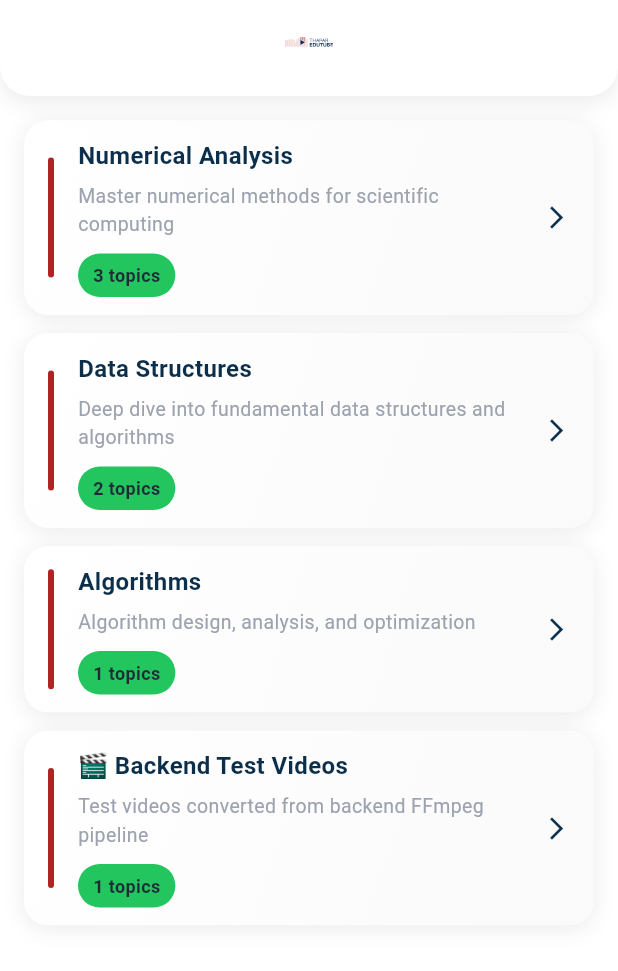
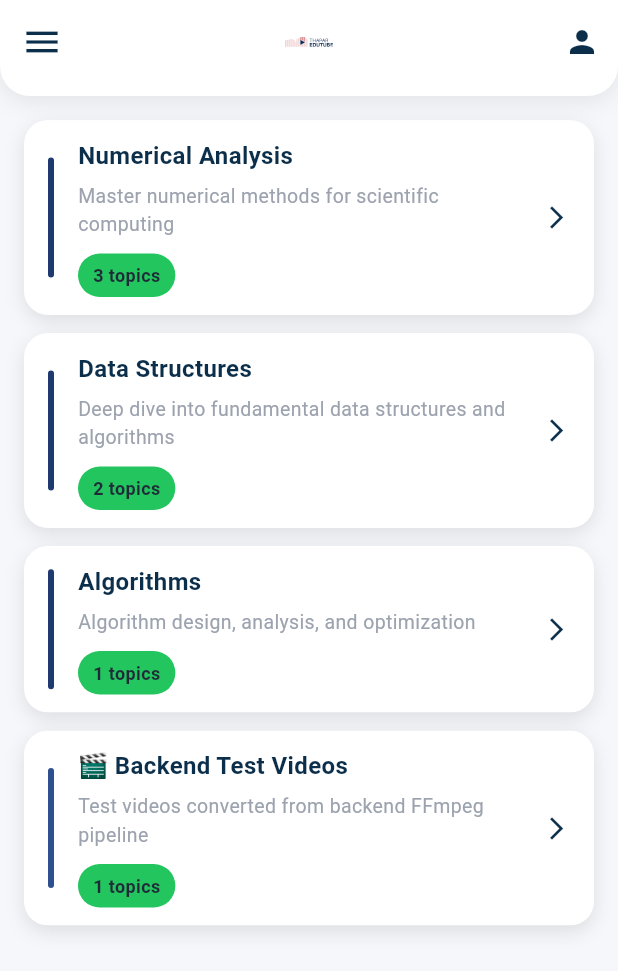
Before and after one commit to anoushkawasthi/EduTube_shorts, a Flutter app: the screen it shows after launch, on a phone screen of 412 x 824 dp. Shown: the top 971 px of the screen. Run offline on Flutter 3.47's test engine with Material 3 defaults, Android fonts, the light colour scheme and no system bars; our stand-ins replace flutter_cache_manager, flutter_svg, video_player.

Commit message:
added icons on home page side bars and account

```diff
--- a/lib/pages/home_page.dart
+++ b/lib/pages/home_page.dart
@@ -11,7 +11,7 @@ class HomePage extends StatelessWidget {
   @override
   Widget build(BuildContext context) {
     return Scaffold(
-      backgroundColor: Colors.white,
+      backgroundColor: const Color(0xFFF5F7FA),
       appBar: PreferredSize(
         preferredSize: const Size.fromHeight(64),
         child: Container(
@@ -33,12 +33,30 @@ class HomePage extends StatelessWidget {
             backgroundColor: Colors.transparent,
             elevation: 0,
             automaticallyImplyLeading: false,
+            leading: IconButton(
+              icon: const Icon(
+                Icons.menu,
+                color: Color(0xFF0B2E4A),
+                size: 28,
+              ),
+              onPressed: () {},
+            ),
             centerTitle: true,
             title: SvgPicture.asset(
               'lib/main-site-logo.svg',
               height: 32,
               width: 32,
             ),
+            actions: [
+              IconButton(
+                icon: const Icon(
+                  Icons.person,
+                  color: Color(0xFF0B2E4A),
+                  size: 24,
+                ),
+                onPressed: () {},
+              ),
+            ],
           ),
         ),
       ),
@@ -137,22 +155,16 @@ class _CourseCardState extends State<CourseCard>
             borderRadius: BorderRadius.circular(16),
             boxShadow: [
               BoxShadow(
-                color: Colors.black.withOpacity(0.08),
-                blurRadius: 12,
-                offset: const Offset(0, 2),
+                color: Colors.black.withOpacity(0.1),
+                blurRadius: 10,
+                offset: const Offset(0, 4),
               ),
             ],
           ),
           child: ClipRRect(
             borderRadius: BorderRadius.circular(16),
             child: Container(
-              decoration: BoxDecoration(
-                gradient: LinearGradient(
-                  colors: [Colors.white, const Color(0xFFFAFAFA)],
-                  begin: Alignment.topLeft,
-                  end: Alignment.bottomRight,
-                ),
-              ),
+              color: Colors.white,
               child: Padding(
                 padding: const EdgeInsets.symmetric(
                   horizontal: 16,
@@ -160,12 +172,12 @@ class _CourseCardState extends State<CourseCard>
                 ),
                 child: Row(
                   children: [
-                    // Left accent bar
+                    // Left accent bar with varied colors
                     Container(
                       width: 4,
                       height: 80,
                       decoration: BoxDecoration(
-                        color: const Color(0xFFB22222),
+                        color: _getAccentColor(widget.courseId),
                         borderRadius: BorderRadius.circular(2),
                       ),
                     ),
@@ -232,4 +244,17 @@ class _CourseCardState extends State<CourseCard>
       ),
     );
   }
+
+  Color _getAccentColor(String courseId) {
+    // Colors from the same formal navy/blue family
+    final colors = [
+      const Color(0xFF0B2E4A), // Navy (primary)
+      const Color(0xFF1F3A70), // Deep blue
+      const Color(0xFF2E5090), // Medium blue
+      const Color(0xFF3A5FA1), // Sky blue
+      const Color(0xFF1A4D7B), // Ocean blue
+    ];
+    final hash = courseId.hashCode;
+    return colors[hash.abs() % colors.length];
+  }
 }
```
